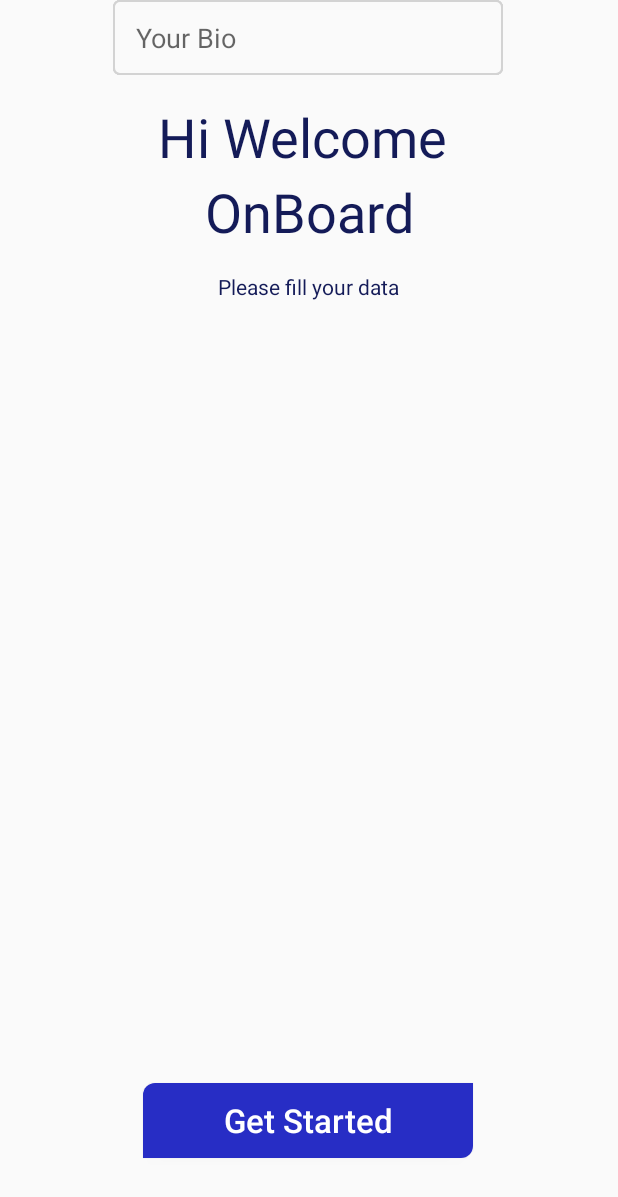
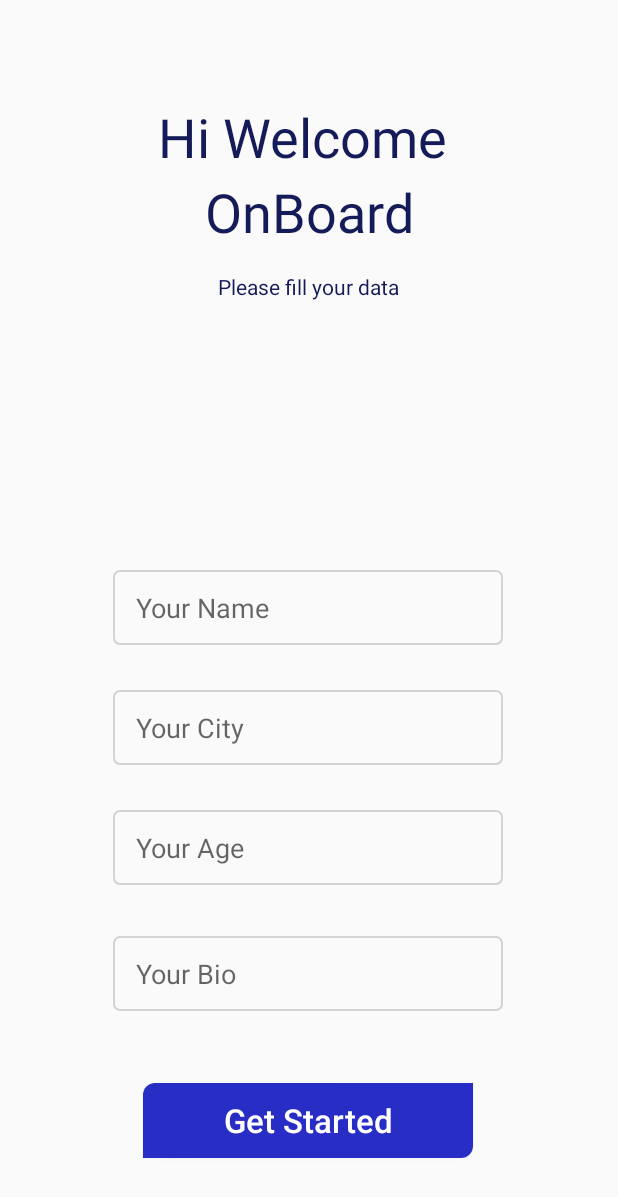
Before and after one commit to kevinrisqi/TiketOnline, an Android app: the screen it shows after launch (GetStartedAct), after a tap on "Get Started", on a phone screen of 412 x 824 dp. Shown: the top 1197 px of the screen. Run offline under Robolectric (Android 15) with nearby library versions, the phone set to English and light mode, and no system bars.

Commit message:
Problem in Fragment Transaction

```diff
--- a/app/src/main/java/com/zenai/tiketonline/activities/GetStartedAct.java
+++ b/app/src/main/java/com/zenai/tiketonline/activities/GetStartedAct.java
@@ -9,6 +9,7 @@ import android.os.Bundle;
 import android.view.View;
 import android.widget.Button;
 import android.widget.EditText;
+import android.widget.Toast;
 
 import com.zenai.tiketonline.R;
 import com.zenai.tiketonline.fragments.ProfileFragment;
@@ -39,20 +40,25 @@ public class GetStartedAct extends AppCompatActivity {
         btnGetStart.setOnClickListener(new View.OnClickListener() {
             @Override
             public void onClick(View view) {
-                String name = nameInput.getText().toString();
-                String city = cityInput.getText().toString();
-                int age = Integer.parseInt(ageInput.getText().toString());
-                String bio = bioInput.getText().toString();
-                Profile profile = new Profile(name,city,age,bio);
-                Bundle bundle = new Bundle();
-                bundle.putParcelable("PROFILE_KEY",profile);
-                Fragment result = new ProfileFragment();
-                result.setArguments(bundle);
+
+//                String name = nameInput.getText().toString();
+//                String city = cityInput.getText().toString();
+//                int age = Integer.parseInt(ageInput.getText().toString());
+//                String bio = bioInput.getText().toString();
+//                Profile profile = new Profile(name,city,age,bio);
+//                Bundle bundle = new Bundle();
+//                bundle.putParcelable("PROFILE_KEY",profile);
+//                String coba = profile.toString();
+//                Toast.makeText(GetStartedAct.this,coba, Toast.LENGTH_SHORT).show();
+                ProfileFragment result = new ProfileFragment();
+                //result.setArguments(bundle);
                 FragmentTransaction fragmentTransaction = getSupportFragmentManager().beginTransaction();
-                fragmentTransaction.replace(R.id.fragment_container,new ProfileFragment());
+                fragmentTransaction.replace(R.id.fragment_container, result);
                 fragmentTransaction.addToBackStack(null);
                 fragmentTransaction.commit();
             }
         });
     }
+
+
 }
--- a/app/src/main/java/com/zenai/tiketonline/fragments/ProfileFragment.java
+++ b/app/src/main/java/com/zenai/tiketonline/fragments/ProfileFragment.java
@@ -11,6 +11,7 @@ import android.view.ViewGroup;
 import android.widget.TextView;
 
 import com.zenai.tiketonline.R;
+import com.zenai.tiketonline.utils.Profile;
 
 /**
  * A simple {@link Fragment} subclass.
@@ -29,6 +30,11 @@ public class ProfileFragment extends Fragment {
         // Inflate the layout for this fragment
         View view = inflater.inflate(R.layout.fragment_profile, container, false);
         TextView nameText = view.findViewById(R.id.text_name);
+        Bundle data = this.getArguments();
+
+        Profile profile = data.getParcelable("profile");
+        String nama = profile.getName();
+        nameText.setText(nama);
+        return view;
     }
-
 }
--- a/app/src/main/res/layout/activity_get_started.xml
+++ b/app/src/main/res/layout/activity_get_started.xml
@@ -56,7 +56,7 @@
         android:background="@drawable/bg_input"
         android:hint="Your Name"
         android:paddingLeft="15dp"
-        app:layout_constraintBottom_toTopOf="@+id/button"
+        app:layout_constraintBottom_toTopOf="@+id/btnGet"
         app:layout_constraintEnd_toEndOf="parent"
         app:layout_constraintHorizontal_bias="0.496"
         app:layout_constraintStart_toStartOf="parent" />
@@ -69,7 +69,7 @@
         android:background="@drawable/bg_input"
         android:hint="Your City"
         android:paddingLeft="15dp"
-        app:layout_constraintBottom_toTopOf="@+id/button"
+        app:layout_constraintBottom_toTopOf="@+id/btnGet"
         app:layout_constraintEnd_toEndOf="parent"
         app:layout_constraintHorizontal_bias="0.496"
         app:layout_constraintStart_toStartOf="parent" />
@@ -83,7 +83,7 @@
         android:hint="Your Age"
         android:inputType="numberSigned"
         android:paddingLeft="15dp"
-        app:layout_constraintBottom_toTopOf="@+id/button"
+        app:layout_constraintBottom_toTopOf="@+id/btnGet"
         app:layout_constraintEnd_toEndOf="parent"
         app:layout_constraintHorizontal_bias="0.496"
         app:layout_constraintStart_toStartOf="parent" />
@@ -92,11 +92,11 @@
         android:id="@+id/input_bio"
         android:layout_width="260dp"
         android:layout_height="50dp"
-        android:layout_marginBottom="52dp"
+        android:layout_marginBottom="48dp"
         android:background="@drawable/bg_input"
         android:hint="Your Bio"
         android:paddingLeft="15dp"
-        app:layout_constraintBottom_toTopOf="@+id/button"
+        app:layout_constraintBottom_toTopOf="@+id/btnGet"
         app:layout_constraintEnd_toEndOf="parent"
         app:layout_constraintHorizontal_bias="0.496"
         app:layout_constraintStart_toStartOf="parent" />
```
